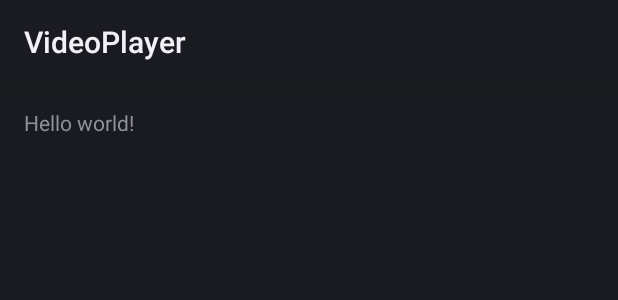
After one commit to ihrthk/VideoPlayer, an Android app: the layout activity_exoplayer.xml on its own in the app's theme, with its tools: preview values and no code run, on a phone screen of 412 x 824 dp. The commit adds this screen. Shown: the top 300 px of the screen. Run offline under Robolectric (Android 15) with nearby library versions, the phone set to English and light mode, and no system bars.

Commit message:
add demo exoplayer

```diff
--- a/app/src/main/java/com/zhangls/videoplayer/MainActivity.java
+++ b/app/src/main/java/com/zhangls/videoplayer/MainActivity.java
@@ -20,7 +20,7 @@ public class MainActivity extends Activity {
     }
 
     public void exoplayer(View view) {
-
+        startActivity(new Intent(this, MyExoplayer.class));
     }
 
     public void dlink(View view) {
--- a/app/src/main/java/com/zhangls/videoplayer/VideoViewBuffer.java
+++ b/app/src/main/java/com/zhangls/videoplayer/VideoViewBuffer.java
@@ -28,7 +28,7 @@ public class VideoViewBuffer extends Activity implements
      * TODO: Set the path variable to a streaming video URL or a local media file
      * path.
      */
-    private String path = "http://live.3gv.ifeng.com/zixun.m3u8";
+    private String path = "http://mofunsky-video.qiniudn.com/90/193/2014082012541850633.webm";
     private Uri uri;
     private VideoView mVideoView;
     private ProgressBar pb;
--- /dev/null
+++ b/app/src/main/res/layout/activity_exoplayer.xml
@@ -0,0 +1,16 @@
+<RelativeLayout xmlns:android="http://schemas.android.com/apk/res/android"
+    xmlns:tools="http://schemas.android.com/tools"
+    android:layout_width="match_parent"
+    android:layout_height="match_parent"
+    android:paddingLeft="@dimen/activity_horizontal_margin"
+    android:paddingRight="@dimen/activity_horizontal_margin"
+    android:paddingTop="@dimen/activity_vertical_margin"
+    android:paddingBottom="@dimen/activity_vertical_margin"
+    tools:context="com.zhangls.videoplayer.MyExoplayer">
+
+    <TextView
+        android:text="@string/hello_world"
+        android:layout_width="wrap_content"
+        android:layout_height="wrap_content" />
+
+</RelativeLayout>
--- a/app/src/main/res/values/strings.xml
+++ b/app/src/main/res/values/strings.xml
@@ -4,5 +4,6 @@
     <string name="app_name">VideoPlayer</string>
     <string name="hello_world">Hello world!</string>
     <string name="action_settings">Settings</string>
+    <string name="title_activity_exoplayer">Exoplayer</string>
 
 </resources>
```
Also changed, not shown: app/src/main/AndroidManifest.xml (+8 -3 lines), app/src/main/java/com/zhangls/videoplayer/MyExoplayer.java (added, +99 -0 lines).
